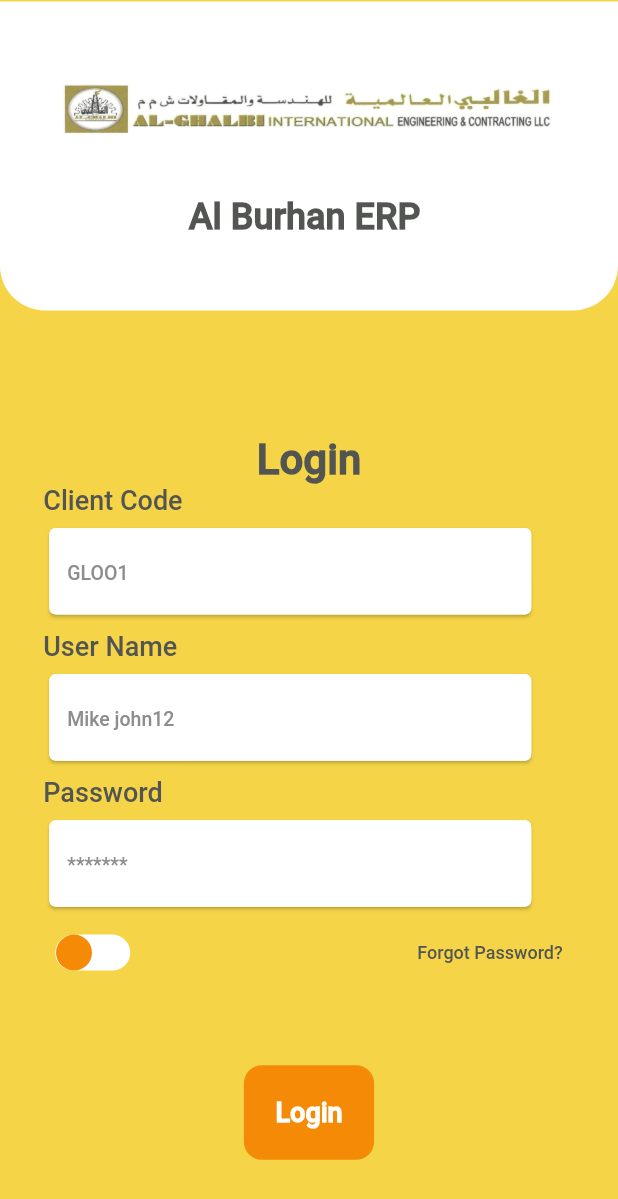
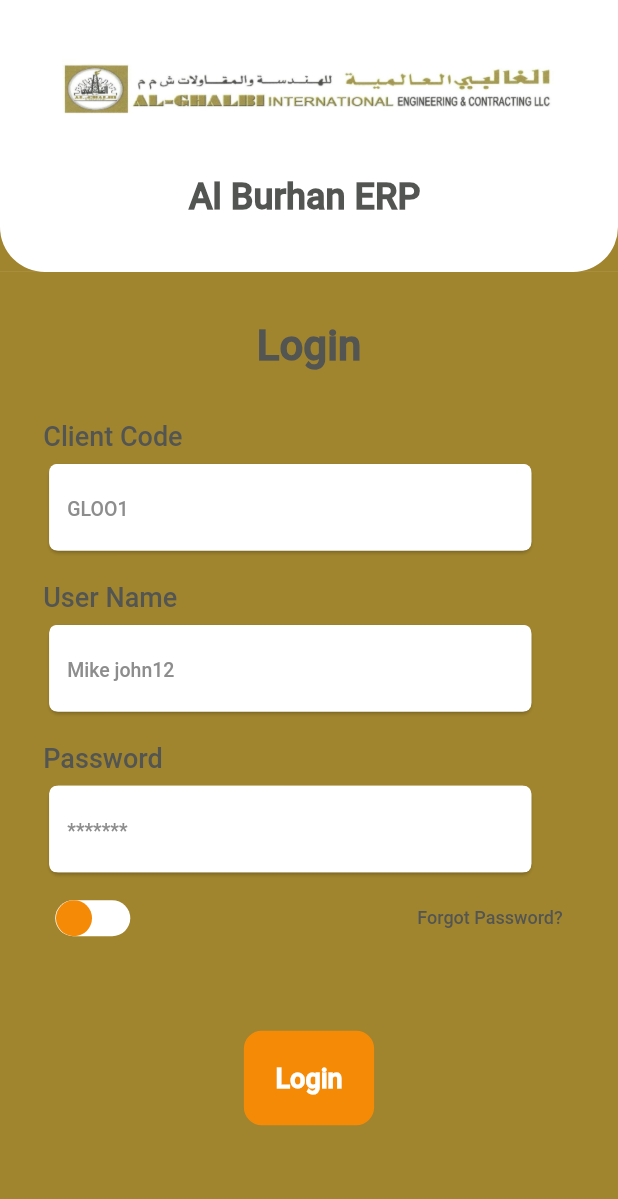
Before and after one commit to mimranMD/erp_flutter, a Flutter app: the screen it shows after launch, on a phone screen of 412 x 824 dp. Shown: the top 1199 px of the screen. Run offline on Flutter 3.47's test engine with Material 2 defaults, Android fonts, the phone set to English and light mode, and no system bars; drawn by our look-alikes of flutter_switch; our stand-ins replace charts_flutter, fluttertoast, google_fonts.

Commit message:
dashboed chagess

```diff
--- /dev/null
+++ b/lib/Models/constants.dart
@@ -0,0 +1,5 @@
+import 'package:erp_flutter/Models/dashboardmodel.dart';
+import 'package:erp_flutter/Models/login_model.dart';
+
+LoginModel userModel = LoginModel(empNo: '', passwordOrg: '', status: '');
+DashboardMain dashboardModel = DashboardMain(chartName: '',costcenterCode: '',costcenterName: '',moduleName: '',screenName: '');
--- /dev/null
+++ b/lib/Models/dashboardmodel.dart
@@ -0,0 +1,41 @@
+// To parse this JSON data, do
+//
+//     final dashboardMain = dashboardMainFromJson(jsonString);
+
+import 'dart:convert';
+
+List<DashboardMain> dashboardMainFromJson(String str) => List<DashboardMain>.from(json.decode(str).map((x) => DashboardMain.fromJson(x)));
+
+String dashboardMainToJson(List<DashboardMain> data) => json.encode(List<dynamic>.from(data.map((x) => x.toJson())));
+
+class DashboardMain {
+    DashboardMain({
+        this.costcenterCode,
+        this.costcenterName,
+        this.moduleName,
+        this.chartName,
+        this.screenName,
+    });
+
+    String? costcenterCode;
+    String? costcenterName;
+    String? moduleName;
+    String? chartName;
+    String? screenName;
+
+    factory DashboardMain.fromJson(Map<String, dynamic> json) => DashboardMain(
+        costcenterCode: json["CostcenterCode"],
+        costcenterName: json["CostcenterName"],
+        moduleName: json["ModuleName"],
+        chartName: json["ChartName"],
+        screenName: json["ScreenName"],
+    );
+
+    Map<String, dynamic> toJson() => {
+        "CostcenterCode": costcenterCode,
+        "CostcenterName": costcenterName,
+        "ModuleName": moduleName,
+        "ChartName": chartName,
+        "ScreenName": screenName,
+    };
+}
--- /dev/null
+++ b/lib/Models/login_model.dart
@@ -0,0 +1,29 @@
+import 'dart:convert';
+
+LoginModel dashboardFromJson(String str) => LoginModel.fromJson(json.decode(str));
+
+String dashboardToJson(LoginModel data) => json.encode(data.toJson());
+
+class LoginModel {
+    LoginModel({
+        required this.empNo,
+        required this.status,
+        required this.passwordOrg,
+    });
+
+    String empNo;
+    String status;
+    String passwordOrg;
+
+    factory LoginModel.fromJson(Map<String, dynamic> json) => LoginModel(
+        empNo: json["Emp_no"],
+        status: json["Status"],
+        passwordOrg: json["PasswordOrg"],
+    );
+
+    Map<String, dynamic> toJson() => {
+        "Emp_no": empNo,
+        "Status": status,
+        "PasswordOrg": passwordOrg,
+    };
+}
--- a/lib/Views/auth/login_page.dart
+++ b/lib/Views/auth/login_page.dart
@@ -1,9 +1,10 @@
 import 'package:erp_flutter/Views/home/dashboard_main.dart';
 import 'package:erp_flutter/Widgets/r_custom_button.dart';
 import 'package:flutter/material.dart';
-import 'package:flutter/painting.dart';
 import 'package:flutter_switch/flutter_switch.dart';
+import 'package:fluttertoast/fluttertoast.dart';
 
+import '../../Service/api_call.dart';
 import '../../Widgets/custom_fields.dart';
 
 class LoginPage extends StatefulWidget {
@@ -14,9 +15,10 @@
 }
 
 class _LoginPageState extends State<LoginPage> {
-  TextEditingController firstController = TextEditingController();
-  TextEditingController secondController = TextEditingController();
-  TextEditingController emailController = TextEditingController();
+  TextEditingController companyCodeController = TextEditingController();
+  TextEditingController userNameController = TextEditingController();
+  TextEditingController passwordController = TextEditingController();
+  //  ProgressDialog pr;
   bool status = false;
   bool valueFirst = false;
   bool valueSecond = false;
@@ -26,19 +28,68 @@
     double deviceWidth = MediaQuery.of(context).size.width;
     double deviceHeight = MediaQuery.of(context).size.height;
     return Scaffold(
-      body: Stack(
+      backgroundColor: const Color(0xffa1852e),
+      // resizeToAvoidBottomInset: false,
+      appBar: PreferredSize(
+        preferredSize: Size.fromHeight(
+          deviceHeight * .22,
+        ),
+        child: AppBar(
+          automaticallyImplyLeading: false,
+          backgroundColor: Colors.white,
+          elevation: 0,
+          bottom: PreferredSize(
+              child: Container(
+                height: deviceHeight * .22,
+                width: deviceWidth,
+                color: const Color(0xffa1852e),
+                child: Container(
+                  height: deviceHeight * .22,
+                  width: deviceWidth,
+                  decoration: const BoxDecoration(
+                      borderRadius: BorderRadius.only(
+                        bottomRight: Radius.circular(30.0),
+                        bottomLeft: Radius.circular(30.0),
+                      ),
+                      color: Colors.white),
+                  child: Column(
+                    mainAxisAlignment: MainAxisAlignment.center,
+                    crossAxisAlignment: CrossAxisAlignment.center,
                     children: [
-          Container(
+                      Image.asset('assets/dash/logo.png',
+                          width: deviceWidth * .8),
+                      const SizedBox(height: 40),
+                      const Text(
+                        "Al Burhan ERP ",
+                        style: TextStyle(
+                            fontSize: 24,
+                            fontWeight: FontWeight.w700,
+                            color: Color(0xff535552)),
+                      ),
+                    ],
+                  ),
+                ),
+              ),
+              preferredSize: Size.fromHeight(
+                deviceHeight * .22,
+              )),
+        ),
+      ),
+      body: SizedBox(
         height: deviceHeight,
         width: deviceWidth,
-            color: const Color(0xffF5D547),
         child: Padding(
-              padding: EdgeInsets.only(left: deviceWidth * .07, right: deviceWidth * .07),
+          padding: EdgeInsets.only(
+              left: deviceWidth * .07, right: deviceWidth * .07),
+          child: SingleChildScrollView(
             child: Column(
               crossAxisAlignment: CrossAxisAlignment.start,
-                mainAxisAlignment: MainAxisAlignment.end,
+              mainAxisAlignment: MainAxisAlignment.start,
               // ignore: prefer_const_literals_to_create_immutables
               children: [
+                SizedBox(
+                  height: deviceHeight * 0.04,
+                ),
                 Row(
                   mainAxisAlignment: MainAxisAlignment.center,
                   children: const [
@@ -54,6 +105,9 @@
                 Column(
                   crossAxisAlignment: CrossAxisAlignment.start,
                   children: [
+                    SizedBox(
+                      height: deviceHeight * 0.04,
+                    ),
                     const Text(
                       "Client Code",
                       style: TextStyle(
@@ -65,13 +119,15 @@
                       height: deviceHeight * 0.005,
                     ),
                     Card(
-                        child: signUpWidget(context, firstController,
+                      shape: const RoundedRectangleBorder(
+                          borderRadius: BorderRadius.all(Radius.circular(6))),
+                      child: signUpWidget(context, companyCodeController,
                           labelText: "GLOO1"),
                     ),
                   ],
                 ),
                 SizedBox(
-                    height: deviceHeight * 0.008,
+                  height: deviceHeight * 0.02,
                 ),
                 Column(
                   crossAxisAlignment: CrossAxisAlignment.start,
@@ -87,13 +143,15 @@
                       height: deviceHeight * 0.005,
                     ),
                     Card(
-                        child: signUpWidget(context, secondController,
+                      shape: const RoundedRectangleBorder(
+                          borderRadius: BorderRadius.all(Radius.circular(6))),
+                      child: signUpWidget(context, userNameController,
                           labelText: "Mike john12"),
                     ),
                   ],
                 ),
                 SizedBox(
-                    height: deviceHeight * 0.008,
+                  height: deviceHeight * 0.02,
                 ),
                 Column(
                   crossAxisAlignment: CrossAxisAlignment.start,
@@ -109,7 +167,9 @@
                       height: deviceHeight * 0.005,
                     ),
                     Card(
-                        child: signUpWidget(context, emailController,
+                      shape: const RoundedRectangleBorder(
+                          borderRadius: BorderRadius.all(Radius.circular(6))),
+                      child: signUpWidget(context, passwordController,
                           labelText: "*******"),
                     ),
                   ],
@@ -157,13 +217,33 @@
                   mainAxisAlignment: MainAxisAlignment.center,
                   children: [
                     CustomButton(
-                        onTap: () {
+                      onTap: () async {
+                        await ApiCalls()
+                            .userLoginF(
+                          companyCodeController.text,
+                          userNameController.text,
+                          passwordController.text,
+                        )
+                            .then((status) async {
+                          // ignore: unrelated_type_equality_checks
+                          if (status?.status == "True") {
+                            resultsToastFunction(
+                                'Succesfull Login', Colors.green.shade500);
                             Navigator.push(
                               context,
                               MaterialPageRoute(
-                                builder: (context) =>
-                                    const DashboardPageMain()),
+                                  builder: (context) => DashboardPageMain(
+                                        companyId:
+                                            companyCodeController.toString(),
+                                        lang: 'eng',
+                                      )),
                             );
+                          } else {
+                            resultsToastFunction(
+                                'Please Enter Correct Login and Password',
+                                Colors.red.shade400);
+                          }
+                        });
                       },
                       buttonText: 'Login',
                       textColor: Colors.white,
@@ -171,43 +251,28 @@
                       borderColor: const Color(0xffF58A07),
                       borderRadius: 12,
                     ),
-                      SizedBox(height: deviceHeight * .2,)
+                    SizedBox(
+                      height: deviceHeight * .2,
+                    )
                   ],
                 )
               ],
             ),
           ),
         ),
-          Positioned(
-            top: 1,
-            child: Container(
-              height: deviceHeight * .25,
-              width: deviceWidth,
-              decoration: const BoxDecoration(
-                  borderRadius: BorderRadius.only(
-                    bottomRight: Radius.circular(30.0),
-                    bottomLeft: Radius.circular(30.0),
-                  ),
-                  color: Colors.white),
-              child: Column(
-                mainAxisAlignment: MainAxisAlignment.center,
-                crossAxisAlignment: CrossAxisAlignment.center,
-                children: [
-                  Image.asset('assets/dash/logo.png', width: deviceWidth * .8),
-                  const SizedBox(height: 40),
-                  const Text(
-                    "Al Burhan ERP ",
-                    style: TextStyle(
-                        fontSize: 24,
-                        fontWeight: FontWeight.w700,
-                        color: Color(0xff535552)),
-                  ),
-                ],
-              ),
-            ),
-          )
-        ],
       ),
     );
   }
+
+  resultsToastFunction(String message, Color backgroundColor) {
+    Fluttertoast.showToast(
+        msg: message.toString(),
+        toastLength: Toast.LENGTH_SHORT,
+        gravity: ToastGravity.BOTTOM,
+        timeInSecForIosWeb: 1,
+        backgroundColor: backgroundColor,
+        textColor: Colors.white,
+        fontSize: 12.0);
+    // pr.hide();
   }
+}
--- a/lib/Widgets/r_dashboard_cards.dart
+++ b/lib/Widgets/r_dashboard_cards.dart
@@ -19,7 +19,7 @@
           SizedBox(
             child: Image.asset(
               cardImage,
-              width: 70,
+               height: 70,
             ),
           ),
           const SizedBox(height: 10),
--- a/pubspec.yaml
+++ b/pubspec.yaml
@@ -11,7 +11,7 @@
   flutter:
     sdk: flutter
 
-
+  progress_dialog: ^1.2.4
   cupertino_icons: ^1.0.2
   http: ^0.13.4
   flutter_svg: ^1.0.3
@@ -22,6 +22,9 @@
   device_preview: ^1.0.0
   syncfusion_flutter_charts: ^19.4.56
   charts_flutter: ^0.12.0
+
+
+
 
 dev_dependencies:
   flutter_test:
```
Also changed, not shown: lib/Models/m_dashboard_img.dart (+10 -8 lines), lib/Service/api_call.dart (+72 -0 lines), lib/Views/home/dashboard_main.dart (+24 -7 lines), lib/Widgets/bar_chart.dart (added, +96 -0 lines), assets/dash/Facilities.png (added), assets/dash/Finance.png (added), assets/dash/HRMS.png (added), assets/dash/IT.png (added), assets/dash/ITS.png (added), assets/dash/PMS.png (added), assets/dash/Procurement.png (added), assets/dash/Tendering.png (added), assets/dash/Transport.png (added), pubspec.lock, 1 other file. Lines whose indentation alone changed are shown as unchanged.
